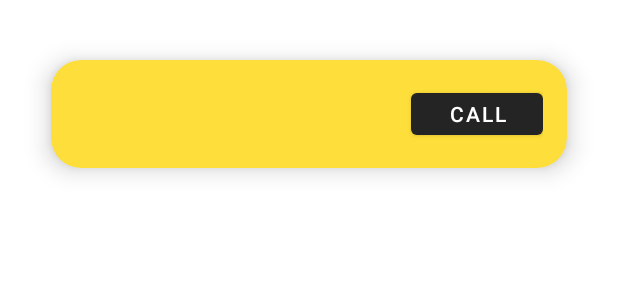
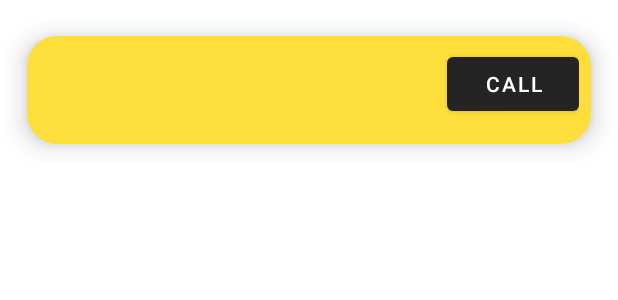
Before and after one commit to BadhriNadh/uni-app, an Android app: the layout item_emergency_contact.xml on its own in the app's theme, with its tools: preview values and no code run, on a phone screen of 412 x 824 dp. Shown: the top 300 px of the screen. Run offline under Robolectric (Android 15) with nearby library versions, the phone set to English and light mode, and no system bars.

Commit message:
minor UI changes

```diff
--- a/app/src/main/res/layout/item_emergency_contact.xml
+++ b/app/src/main/res/layout/item_emergency_contact.xml
@@ -3,8 +3,7 @@
     xmlns:app="http://schemas.android.com/apk/res-auto"
     android:layout_width="match_parent"
     android:layout_height="wrap_content"
-    android:orientation="horizontal"
-    android:padding="16dp">
+    android:orientation="horizontal">
 
     <androidx.cardview.widget.CardView
         android:layout_width="match_parent"
@@ -20,7 +19,7 @@
         <RelativeLayout
             android:layout_width="match_parent"
             android:layout_height="match_parent"
-            android:padding="16dp">
+            android:padding="8dp">
 
             <TextView
                 android:id="@+id/contactName"
```
Also changed, not shown: app/src/main/java/com/example/roomdb/Fragments/HelpFrags/IncidentReportFragment.kt (+8 -0 lines).
